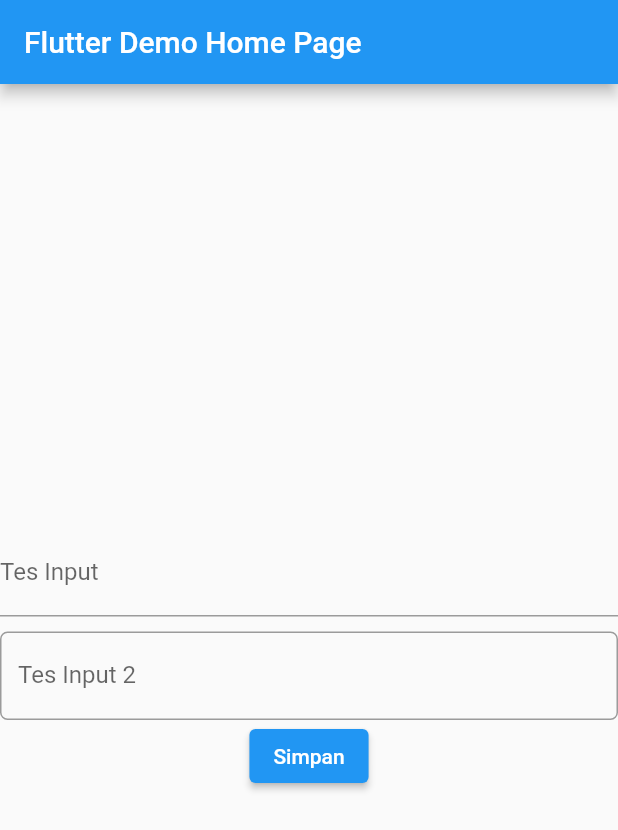
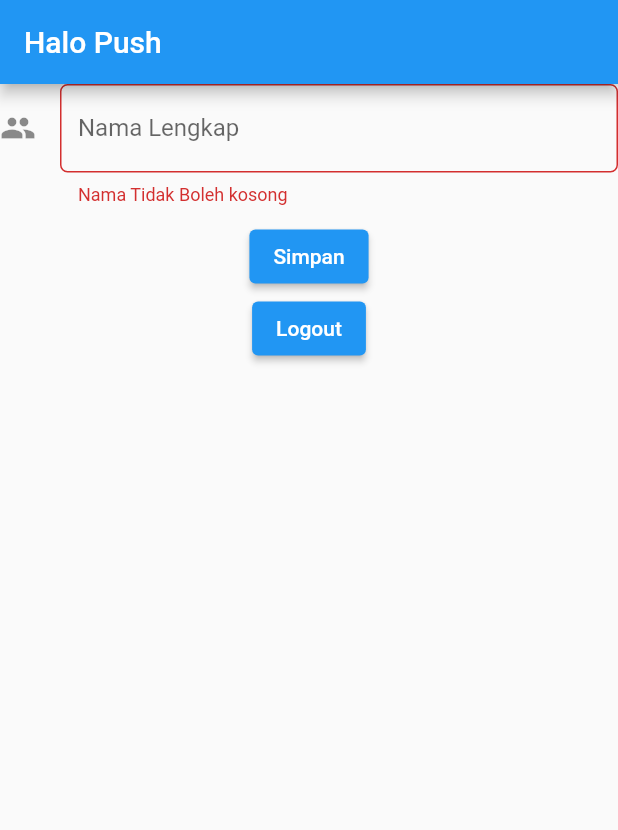
Before and after one commit to MangWirya/flutterdroid2021, a Flutter app: the Pertemuan1 screen opened directly, after a tap on "Simpan", on a phone screen of 412 x 824 dp. Shown: the top 830 px of the screen. Run offline on Flutter 3.47's test engine with Material 2 defaults, Android fonts, the phone set to English and light mode, and no system bars; our stand-ins replace shared_preferences; accounts and stored records are empty.

Commit message:
SELESAI_MODUL_FLUTTER_2

```diff
--- a/lib/pertemuan1.dart
+++ b/lib/pertemuan1.dart
@@ -1,16 +1,9 @@
 import 'package:flutter/material.dart';
+import 'package:flutter_progmob_2021/main.dart';
+import 'package:shared_preferences/shared_preferences.dart';
 
 class Pertemuan1 extends StatefulWidget {
   const Pertemuan1({Key? key, required this.title}) : super(key: key);
-
-  // This widget is the home page of your application. It is stateful, meaning
-  // that it has a State object (defined below) that contains fields that affect
-  // how it looks.
-
-  // This class is the configuration for the state. It holds the values (in this
-  // case the title) provided by the parent (in this case the App widget) and
-  // used by the build method of the State. Fields in a Widget subclass are
-  // always marked "final".
 
   final String title;
 
@@ -19,74 +12,57 @@ class Pertemuan1 extends StatefulWidget {
 }
 
 class _Pertemuan1State extends State<Pertemuan1> {
-  int _counter = 0;
-
-  void _incrementCounter() {
-    setState(() {
-      // This call to setState tells the Flutter framework that something has
-      // changed in this State, which causes it to rerun the build method below
-      // so that the display can reflect the updated values. If we changed
-      // _counter without calling setState(), then the build method would not be
-      // called again, and so nothing would appear to happen.
-      _counter++;
-    });
-  }
-
+  final _formKey = GlobalKey<FormState>();
   @override
   Widget build(BuildContext context) {
-    // This method is rerun every time setState is called, for instance as done
-    // by the _incrementCounter method above.
-    //
-    // The Flutter framework has been optimized to make rerunning build methods
-    // fast, so that you can just rebuild anything that needs updating rather
-    // than having to individually change instances of widgets.
     return Scaffold(
       appBar: AppBar(
-        // Here we take the value from the MyHomePage object that was created by
-        // the App.build method, and use it to set our appbar title.
         title: Text(widget.title),
       ),
-      body: Center(
+      body: Form(
+        key: _formKey,
         // Center is a layout widget. It takes a single child and positions it
         // in the middle of the parent.
         child: Column(
-          // Column is also a layout widget. It takes a list of children and
-          // arranges them vertically. By default, it sizes itself to fit its
-          // children horizontally, and tries to be as tall as its parent.
-          //
-          // Invoke "debug painting" (press "p" in the console, choose the
-          // "Toggle Debug Paint" action from the Flutter Inspector in Android
-          // Studio, or the "Toggle Debug Paint" command in Visual Studio Code)
-          // to see the wireframe for each widget.
-          //
-          // Column has various properties to control how it sizes itself and
-          // how it positions its children. Here we use mainAxisAlignment to
-          // center the children vertically; the main axis here is the vertical
-          // axis because Columns are vertical (the cross axis would be
-          // horizontal).
-          mainAxisAlignment: MainAxisAlignment.center,
+          mainAxisAlignment: MainAxisAlignment.start,
           children: <Widget>[
             TextFormField(
               decoration: new InputDecoration(
-                  labelText: "Tes Input",
-                  hintText: "Teks yang akan di input",
+                  hintText: "contoh: Komang Wirya",
+                  labelText: "Nama Lengkap",
+                  icon: Icon(Icons.people),
+                  border : OutlineInputBorder(
+                  borderRadius: new BorderRadius.circular(5.0)),
               ),
+              validator: (value){
+                if (value!.isEmpty){
+                  return 'Nama Tidak Boleh kosong';
+                }
+                return null;
+              },
             ),
             Padding(
                 padding: EdgeInsets.all(5.0),
             ),
-            TextFormField(
-              decoration: new InputDecoration(
-                labelText: "Tes Input 2",
-                hintText: "Teks yang akan di input",
-                border: OutlineInputBorder(
-                  borderRadius: new BorderRadius.circular(5),
+            ElevatedButton(onPressed: () {
+              if (_formKey.currentState!.validate()) {}
+            },
+                child: Text(
+                    "Simpan"
                 )
-              ),
             ),
-            ElevatedButton(onPressed: () {
-
-            }, child: Text("Simpan"))
+             ElevatedButton(onPressed: () async {
+               SharedPreferences prefs = await SharedPreferences.getInstance();
+               await prefs.setInt("is_login", 0);
+               Navigator.pushReplacement(
+                 context,
+                 MaterialPageRoute(builder: (context) => MyHomePage(title: "Halo Push")),
+               );
+             },
+              child: Text(
+              "Logout"
+              )
+             ),
           ],
         ),
       ),
--- a/pubspec.yaml
+++ b/pubspec.yaml
@@ -34,6 +34,7 @@ dependencies:
   # The following adds the Cupertino Icons font to your application.
   # Use with the CupertinoIcons class for iOS style icons.
   cupertino_icons: ^1.0.2
+  shared_preferences: ^2.0.8
 
 dev_dependencies:
   flutter_test:
```
Also changed, not shown: lib/main.dart (+29 -15 lines), pubspec.lock, 3 other files.
